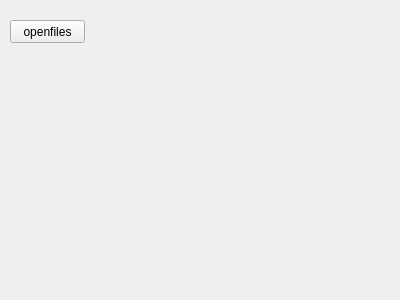
Old version of the form applications/SkeletonViewer/OctreeSkeletonWidget.ui in the repository billhj/Etoile2015.
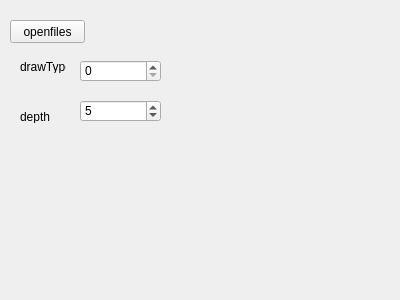
New version of the form.

Diff of the .ui file:
```diff
--- a/applications/SkeletonViewer/OctreeSkeletonWidget.ui
+++ b/applications/SkeletonViewer/OctreeSkeletonWidget.ui
@@ -26,6 +26,55 @@
     <string>openfiles</string>
    </property>
   </widget>
+  <widget class="QSpinBox" name="drawType">
+   <property name="geometry">
+    <rect>
+     <x>80</x>
+     <y>60</y>
+     <width>81</width>
+     <height>22</height>
+    </rect>
+   </property>
+  </widget>
+  <widget class="QLabel" name="label">
+   <property name="geometry">
+    <rect>
+     <x>20</x>
+     <y>60</y>
+     <width>46</width>
+     <height>13</height>
+    </rect>
+   </property>
+   <property name="text">
+    <string>drawType</string>
+   </property>
+  </widget>
+  <widget class="QLabel" name="label_2">
+   <property name="geometry">
+    <rect>
+     <x>20</x>
+     <y>110</y>
+     <width>46</width>
+     <height>13</height>
+    </rect>
+   </property>
+   <property name="text">
+    <string>depth</string>
+   </property>
+  </widget>
+  <widget class="QSpinBox" name="depth">
+   <property name="geometry">
+    <rect>
+     <x>80</x>
+     <y>100</y>
+     <width>81</width>
+     <height>22</height>
+    </rect>
+   </property>
+   <property name="value">
+    <number>5</number>
+   </property>
+  </widget>
  </widget>
  <layoutdefault spacing="6" margin="11"/>
  <resources/>
```
Left out of the diff: 34 changed lines with no effect on the pictures.
